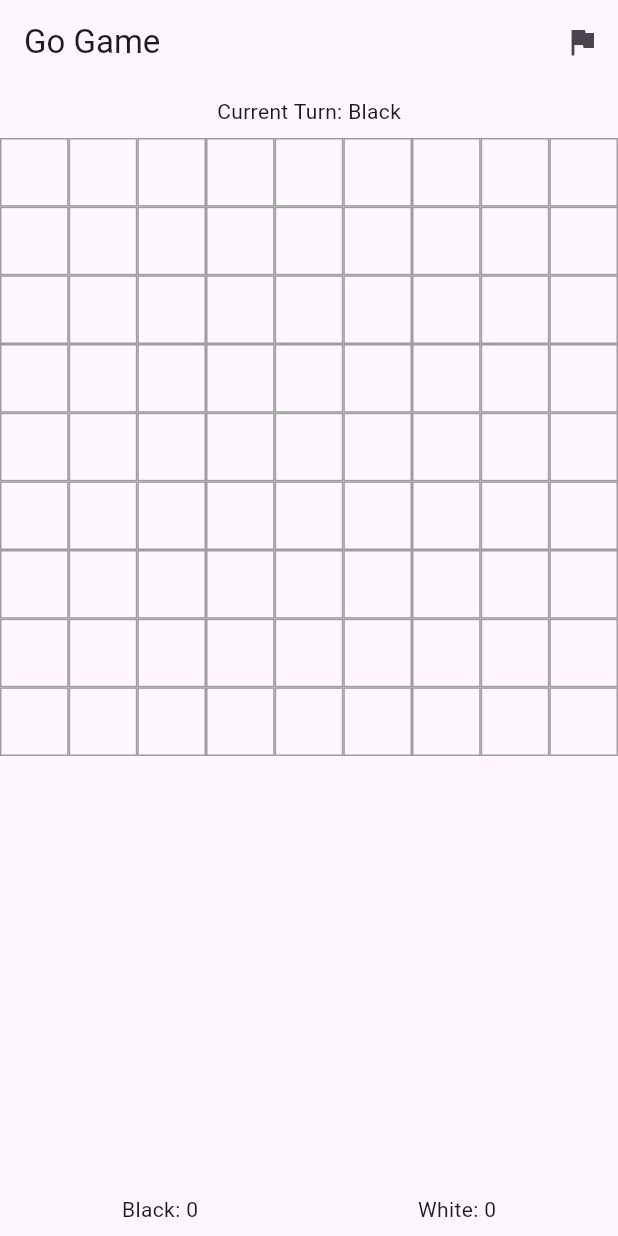
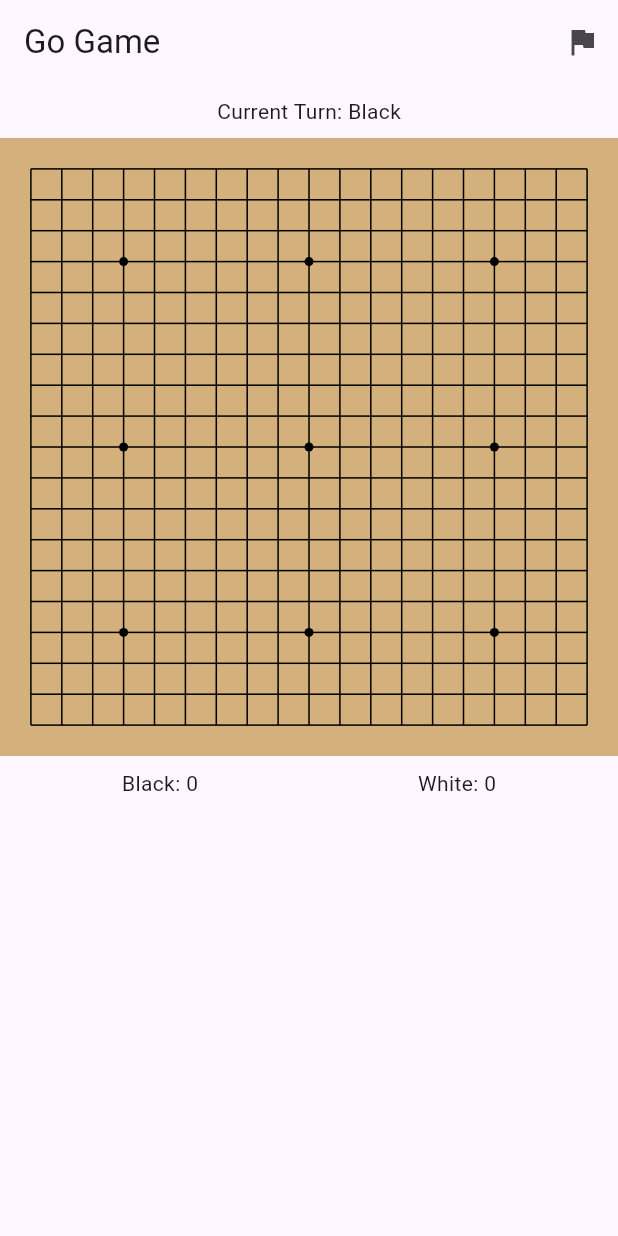
Before and after one commit to hisushanta/playgo, a Flutter app: the screen it shows after launch, on a phone screen of 412 x 824 dp. Run offline on Flutter 3.47's test engine with Material 3 defaults, Android fonts, the phone set to English and light mode, and no system bars.

Commit message:
Now board look like exactly go game

```diff
--- a/playgo/lib/main.dart
+++ b/playgo/lib/main.dart
@@ -1,3 +1,4 @@
+
 import 'package:flutter/material.dart';
 
 enum Stone { none, black, white }
@@ -32,6 +33,7 @@ class _GoBoardState extends State<GoBoard> {
     _initializeBoard();
   }
 
+  @override
   void _initializeBoard() {
     board = List.generate(widget.size, (_) => List.filled(widget.size, Stone.none));
   }
@@ -186,6 +188,13 @@ class _GoBoardState extends State<GoBoard> {
       }
     }
   }
+   double _getIntersectionX(int x, double cellSize, double padding) {
+    return x * cellSize + padding;
+  }
+
+  double _getIntersectionY(int y, double cellSize, double padding) {
+    return y * cellSize + padding;
+  }
 
   @override
   Widget build(BuildContext context) {
@@ -199,14 +208,71 @@ class _GoBoardState extends State<GoBoard> {
           ),
         ],
       ),
-      body: Column(
+      body: LayoutBuilder(
+        builder: (BuildContext context, BoxConstraints constraints) {
+          double boardSize = constraints.maxWidth > constraints.maxHeight
+              ? constraints.maxHeight
+              : constraints.maxWidth;
+
+          double padding = boardSize * 0.05;
+          boardSize -= padding * 2;
+
+          double cellSize = boardSize / (widget.size - 1);
+          double stoneSize = cellSize * 0.8;
+
+          return Column(
             children: [
               Padding(
                 padding: const EdgeInsets.all(8.0),
                 child: Text("Current Turn: ${currentPlayer == Stone.black ? 'Black' : 'White'}"),
               ),
-          Expanded(
-            child: GridView.builder(
+              Center(
+                child: SizedBox(
+                  width: boardSize + padding * 2,
+                  height: boardSize + padding * 2,
+                  child: Stack(
+                    children: [
+                      Container( // Background color for the board
+                        width: boardSize + padding * 2,
+                        height: boardSize + padding * 2,
+                        color: const Color(0xFFD3B07C), // Light brown color
+                      ),
+                      // Draw Grid Lines
+                      for (int i = 0; i < widget.size; i++)
+                        Positioned(
+                          top: _getIntersectionY(i, cellSize, padding) - 0.5,
+                          left: padding,
+                          width: boardSize,
+                          child: Container(
+                            height: 1,
+                            color: Colors.black, // Black grid lines
+                          ),
+                        ),
+                      for (int i = 0; i < widget.size; i++)
+                        Positioned(
+                          left: _getIntersectionX(i, cellSize, padding) - 0.5,
+                          top: padding,
+                          height: boardSize,
+                          child: Container(
+                            width: 1,
+                            color: Colors.black, // Black grid lines
+                          ),
+                        ),
+                      // Draw Hoshi (Star Points)
+                      if (widget.size == 9 || widget.size == 13 || widget.size == 19)
+                        ..._buildHoshi(cellSize, padding), //Call the function for draw points
+
+                      // Place Stones
+                      for (int y = 0; y < widget.size; y++)
+                        for (int x = 0; x < widget.size; x++)
+                          if (board[y][x] != Stone.none)
+                            Positioned(
+                              top: _getIntersectionY(y, cellSize, padding) - stoneSize / 2,
+                              left: _getIntersectionX(x, cellSize, padding) - stoneSize / 2,
+                              child: _buildStone(board[y][x], stoneSize),
+                            ),
+                      GridView.builder(
+                        physics: NeverScrollableScrollPhysics(),
                         gridDelegate: SliverGridDelegateWithFixedCrossAxisCount(
                           crossAxisCount: widget.size,
                         ),
@@ -217,15 +283,13 @@ class _GoBoardState extends State<GoBoard> {
                           return GestureDetector(
                             onTap: () => _placeStone(x, y),
                             child: Container(
-                    decoration: BoxDecoration(
-                      border: Border.all(color: Colors.grey),
-                    ),
-                    child: Center(
-                      child: _buildStone(board[y][x]),
-                    ),
+                              color: Colors.transparent,
                             ),
                           );
                         },
+                      ),
+                    ],
+                  ),
                 ),
               ),
               Padding(
@@ -239,24 +303,61 @@ class _GoBoardState extends State<GoBoard> {
                 ),
               ),
             ],
+          );
+        },
       ),
     );
   }
 
-  Widget _buildStone(Stone stone) {
+  List<Widget> _buildHoshi(double cellSize, double padding) {
+    List<Widget> hoshi = [];
+    List<List<int>> points;
+
+    if (widget.size == 9) {
+      points = [[2, 2], [6, 2], [2, 6], [6, 6], [4, 4]];
+    } else if (widget.size == 13) {
+      points = [[3, 3], [9, 3], [3, 9], [9, 9], [6, 6]];
+    } else if (widget.size == 19) {
+      points = [[3, 3], [9, 3], [15, 3], [3, 9], [9, 9], [15, 9], [3, 15], [9, 15], [15, 15]];
+    } else {
+      return hoshi; // No hoshi for other board sizes
+    }
+
+    for (var point in points) {
+      hoshi.add(
+        Positioned(
+          left: _getIntersectionX(point[0], cellSize, padding) - 3,
+          top: _getIntersectionY(point[1], cellSize, padding) - 3,
+          child: Container(
+            width: 6,
+            height: 6,
+            decoration: const BoxDecoration(
+              shape: BoxShape.circle,
+              color: Colors.black,
+            ),
+          ),
+        ),
+      );
+    }
+    return hoshi;
+  }
+
+
+
+  Widget _buildStone(Stone stone, double size) {
     if (stone == Stone.black) {
       return Container(
-        width: 20,
-        height: 20,
-        decoration: BoxDecoration(
+        width: size,
+        height: size,
+        decoration: const BoxDecoration(
           shape: BoxShape.circle,
           color: Colors.black,
         ),
       );
     } else if (stone == Stone.white) {
       return Container(
-        width: 20,
-        height: 20,
+        width: size,
+        height: size,
         decoration: BoxDecoration(
           shape: BoxShape.circle,
           color: Colors.white,
@@ -270,6 +371,6 @@ class _GoBoardState extends State<GoBoard> {
 
 void main() {
   runApp(const MaterialApp(
-    home: GoBoard(size: 9),
+    home: GoBoard(size: 19),
   ));
 }
```
Lines whose indentation alone changed are shown as unchanged.
